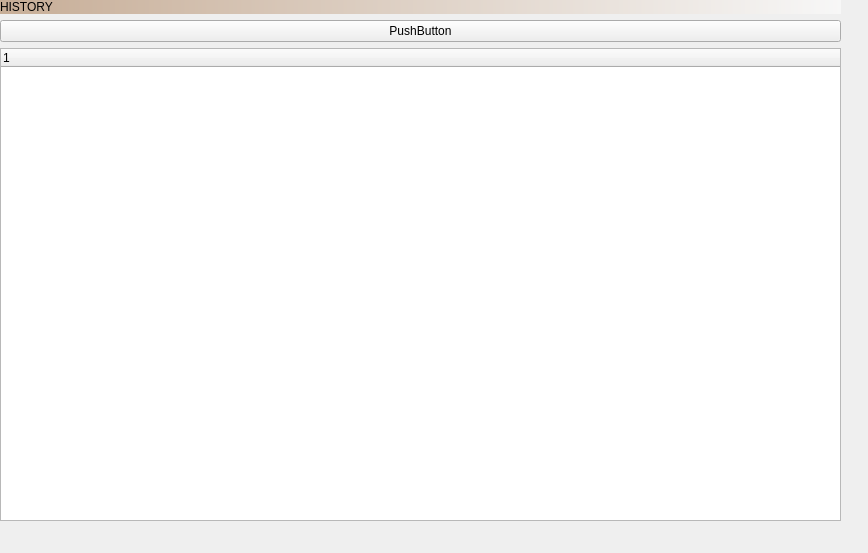
Old version of the form history.ui in the repository Jenway/gomoku.
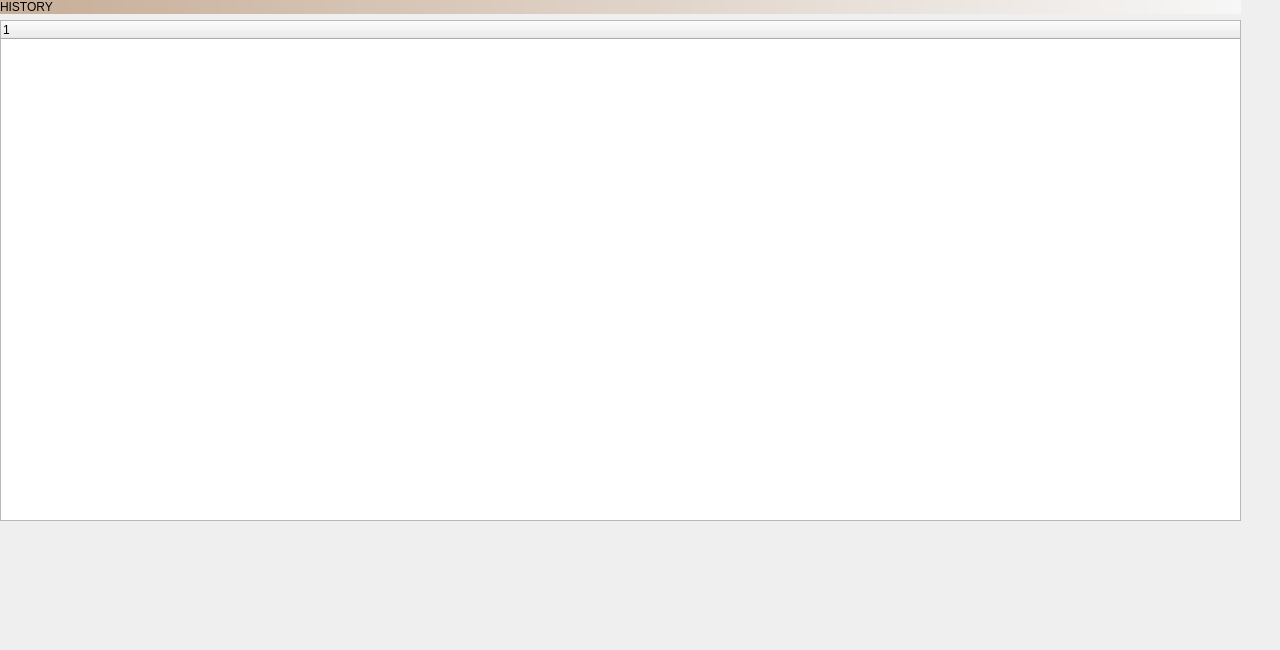
New version of the form.

```diff
--- a/history.ui
+++ b/history.ui
@@ -6,8 +6,8 @@
    <rect>
     <x>0</x>
     <y>0</y>
-    <width>868</width>
-    <height>553</height>
+    <width>1280</width>
+    <height>650</height>
    </rect>
   </property>
   <property name="windowTitle">
@@ -18,7 +18,7 @@
     <rect>
      <x>0</x>
      <y>0</y>
-     <width>841</width>
+     <width>1241</width>
      <height>521</height>
     </rect>
    </property>
@@ -35,13 +35,6 @@
       </property>
      </widget>
     </item>
-    <item>
-     <widget class="QPushButton" name="pushButton">
-      <property name="text">
-       <string>PushButton</string>
-      </property>
-     </widget>
-    </item>
     <item>
      <widget class="QTreeWidget" name="treeWidget">
       <column>
```
